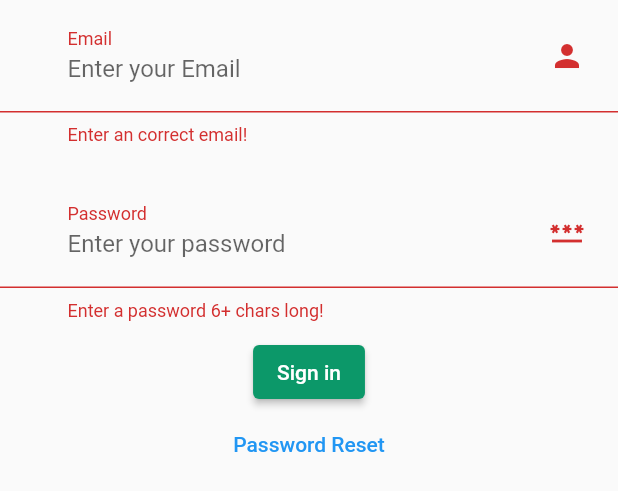
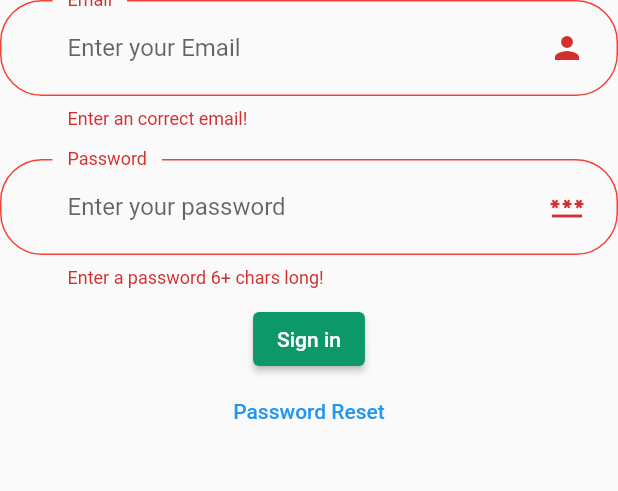
Before and after one commit to Baqiwaqi/Biz_Brew, a Flutter app: the SignForm widget shown alone on an empty page, opened directly, after a tap on "Sign in", on a phone screen of 412 x 824 dp. Shown: the top 491 px of the screen. Run offline on Flutter 3.47's test engine with Material 2 defaults, Android fonts, the phone set to English and light mode, and no system bars; our stand-ins replace cloud_firestore, connectivity, firebase_auth, firebase_core, flutter_spinkit, flutter_svg and 1 more; accounts and stored records are empty.

Commit message:
minor changes

```diff
--- a/lib/screens/authenticate/sign_in.dart
+++ b/lib/screens/authenticate/sign_in.dart
@@ -89,6 +89,16 @@ class _SignFormState extends State<SignForm> {
                       borderSide: BorderSide(color: kTextColor),
                       gapPadding: 10,
                     ),
+                    errorBorder: OutlineInputBorder(
+                      borderRadius: BorderRadius.circular(28),
+                      borderSide: BorderSide(color: Colors.red),
+                      gapPadding: 10,
+                    ),
+                    focusedErrorBorder: OutlineInputBorder(
+                      borderRadius: BorderRadius.circular(28),
+                      borderSide: BorderSide(color: Colors.red),
+                      gapPadding: 10,
+                    ),
                     suffixIcon: Padding(
                         padding: EdgeInsets.fromLTRB(0, 20, 20, 20),
                         child: Icon(Icons.person)),
@@ -112,6 +122,16 @@ class _SignFormState extends State<SignForm> {
                     focusedBorder: OutlineInputBorder(
                       borderRadius: BorderRadius.circular(28),
                       borderSide: BorderSide(color: kTextColor),
+                      gapPadding: 10,
+                    ),
+                    errorBorder: OutlineInputBorder(
+                      borderRadius: BorderRadius.circular(28),
+                      borderSide: BorderSide(color: Colors.red),
+                      gapPadding: 10,
+                    ),
+                    focusedErrorBorder: OutlineInputBorder(
+                      borderRadius: BorderRadius.circular(28),
+                      borderSide: BorderSide(color: Colors.red),
                       gapPadding: 10,
                     ),
                     suffixIcon: Padding(
--- a/lib/service/database.dart
+++ b/lib/service/database.dart
@@ -32,7 +32,6 @@ class DatabaseService {
     //Get uid of the current user
     final firebaseUser = auth.currentUser;
     final uid = firebaseUser.uid;
-
     //add userdata to the Firestore database
     return await brewCollection.doc(uid).update({
       'user_name' : username,
```
Also changed, not shown: lib/app/landing_page.dart (+8 -17 lines), lib/service/validatefunctions.dart (+4 -10 lines).
